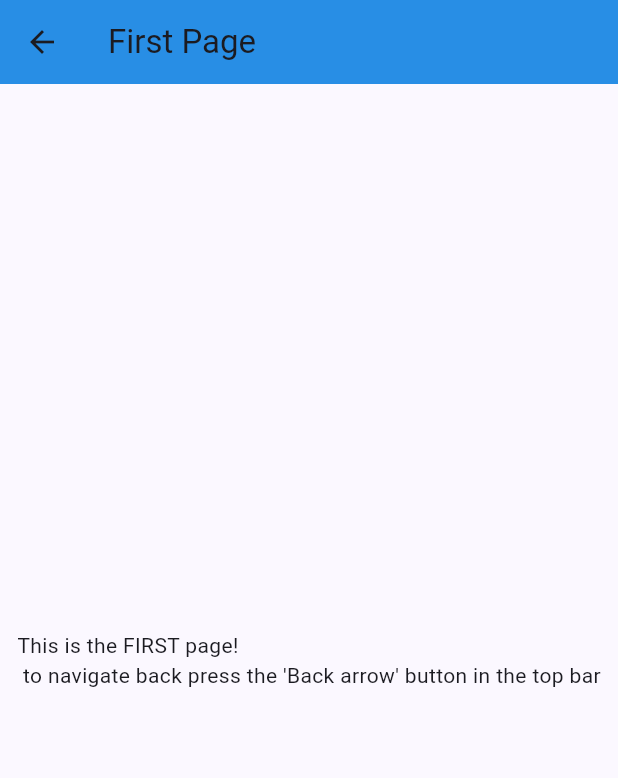
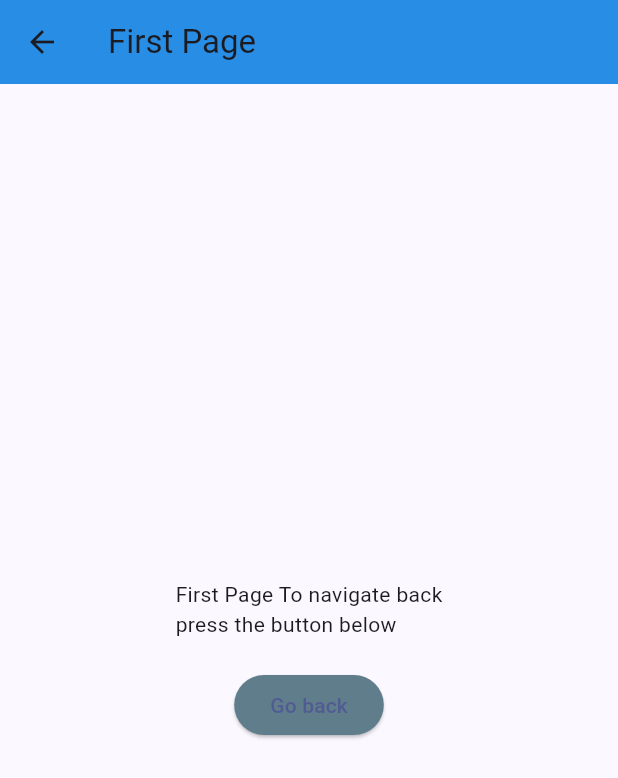
Before and after one commit to emagnu/basic_navigation, a Flutter app: the FirstPage screen opened directly, on a phone screen of 412 x 824 dp. Shown: the top 778 px of the screen. Run offline on Flutter 3.47's test engine with Material 3 defaults, Android fonts, the phone set to English and light mode, and no system bars.

Commit message:
added pop() function to First Page

```diff
--- a/lib/pages/first_page.dart
+++ b/lib/pages/first_page.dart
@@ -15,9 +15,23 @@ class FirstPage extends StatelessWidget {
         elevation: 18.0,
         backgroundColor: Colors.blue,
       ),
-      body: const Center(
-        child: Text(
-            'This is the FIRST page!\n to navigate back press the \'Back arrow\' button in the top bar'),
+      body: Center(
+        child: Column(
+          mainAxisAlignment: MainAxisAlignment.center,
+          children: <Widget>[
+            const Text('First Page To navigate back\npress the button below'),
+            const SizedBox(height: 20.0),
+            ElevatedButton(
+              style: ElevatedButton.styleFrom(
+                backgroundColor: Colors.blueGrey,
+              ),
+              onPressed: () {
+                Navigator.pop(context);
+              },
+              child: const Text('Go back'),
+            ),
+          ],
+        ),
       ),
     );
   }
```
Also changed, not shown: lib/details_page.dart (+28 -3 lines), lib/pages/home_page.dart (+7 -1 lines), lib/pages/parameters_page.dart (added, +30 -0 lines), lib/pages/pop_page.dart (added, +14 -0 lines).
